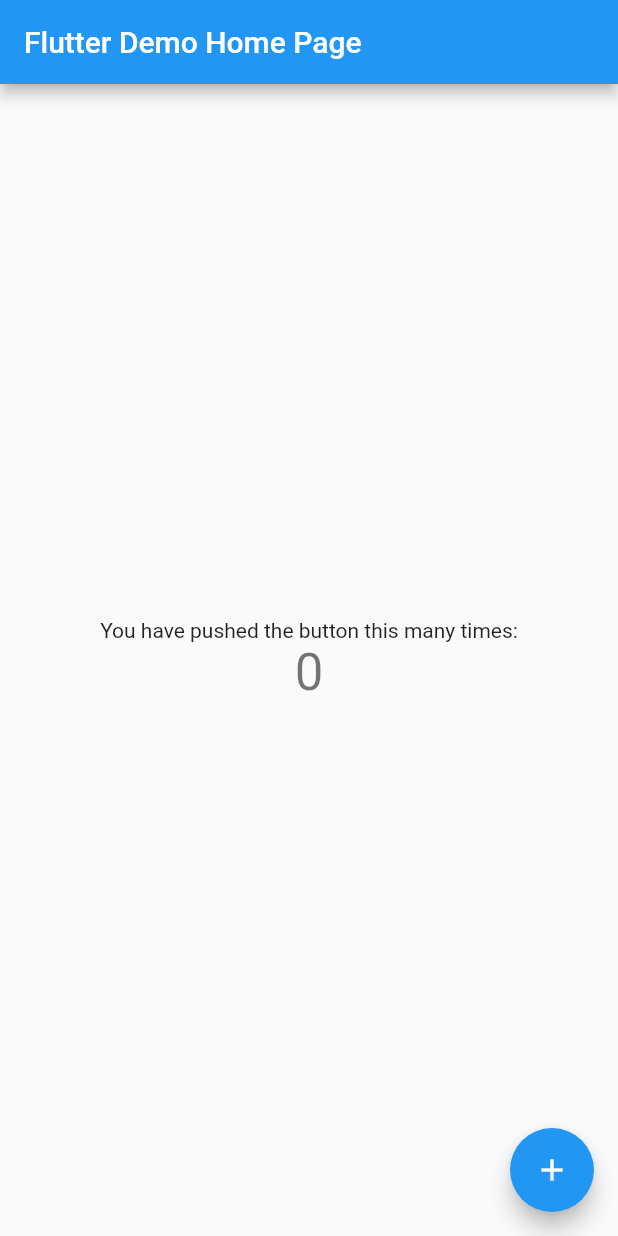
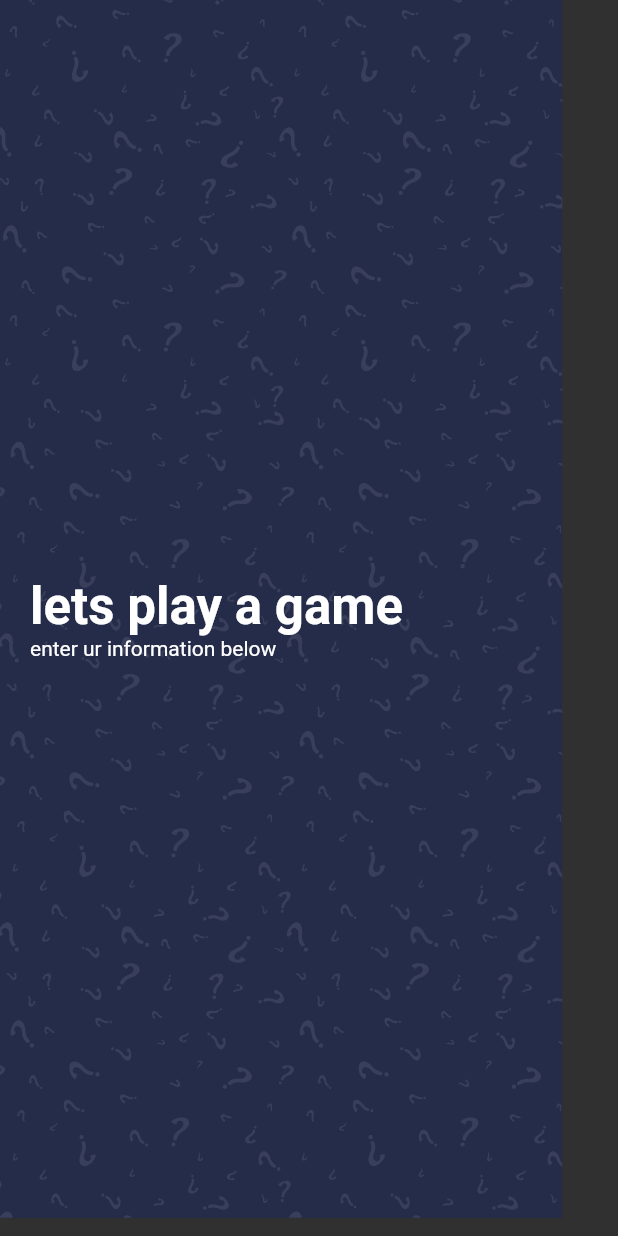
Before and after one commit to victorfrankenstein245/example-app, a Flutter app: the screen it shows after launch, on a phone screen of 412 x 824 dp. Run offline on Flutter 3.47's test engine with Material 2 defaults, Android fonts, the phone set to English and light mode, and no system bars; our stand-ins replace websafe_svg.

Commit message:
cover backgrond added

```diff
--- a/lib/main.dart
+++ b/lib/main.dart
@@ -1,113 +1,18 @@
 import 'package:flutter/material.dart';
+import 'package:flutter_example/screens/welcome/Welcome_screen.dart';
 
 void main() {
   runApp(MyApp());
 }
 
 class MyApp extends StatelessWidget {
-  // This widget is the root of your application.
   @override
   Widget build(BuildContext context) {
     return MaterialApp(
-      title: 'Flutter Demo',
-      theme: ThemeData(
-        // This is the theme of your application.
-        //
-        // Try running your application with "flutter run". You'll see the
-        // application has a blue toolbar. Then, without quitting the app, try
-        // changing the primarySwatch below to Colors.green and then invoke
-        // "hot reload" (press "r" in the console where you ran "flutter run",
-        // or simply save your changes to "hot reload" in a Flutter IDE).
-        // Notice that the counter didn't reset back to zero; the application
-        // is not restarted.
-        primarySwatch: Colors.blue,
-      ),
-      home: MyHomePage(title: 'Flutter Demo Home Page'),
+      title: "Quiz App",
+      debugShowCheckedModeBanner: false,
+      theme: ThemeData.dark(),
+      home: WelcomeScreen(),
     );
   }
 }
-
-class MyHomePage extends StatefulWidget {
-  MyHomePage({Key key, this.title}) : super(key: key);
-
-  // This widget is the home page of your application. It is stateful, meaning
-  // that it has a State object (defined below) that contains fields that affect
-  // how it looks.
-
-  // This class is the configuration for the state. It holds the values (in this
-  // case the title) provided by the parent (in this case the App widget) and
-  // used by the build method of the State. Fields in a Widget subclass are
-  // always marked "final".
-
-  final String title;
-
-  @override
-  _MyHomePageState createState() => _MyHomePageState();
-}
-
-class _MyHomePageState extends State<MyHomePage> {
-  int _counter = 0;
-
-  void _incrementCounter() {
-    setState(() {
-      // This call to setState tells the Flutter framework that something has
-      // changed in this State, which causes it to rerun the build method below
-      // so that the display can reflect the updated values. If we changed
-      // _counter without calling setState(), then the build method would not be
-      // called again, and so nothing would appear to happen.
-      _counter++;
-    });
-  }
-
-  @override
-  Widget build(BuildContext context) {
-    // This method is rerun every time setState is called, for instance as done
-    // by the _incrementCounter method above.
-    //
-    // The Flutter framework has been optimized to make rerunning build methods
-    // fast, so that you can just rebuild anything that needs updating rather
-    // than having to individually change instances of widgets.
-    return Scaffold(
-      appBar: AppBar(
-        // Here we take the value from the MyHomePage object that was created by
-        // the App.build method, and use it to set our appbar title.
-        title: Text(widget.title),
-      ),
-      body: Center(
-        // Center is a layout widget. It takes a single child and positions it
-        // in the middle of the parent.
-        child: Column(
-          // Column is also a layout widget. It takes a list of children and
-          // arranges them vertically. By default, it sizes itself to fit its
-          // children horizontally, and tries to be as tall as its parent.
-          //
-          // Invoke "debug painting" (press "p" in the console, choose the
-          // "Toggle Debug Paint" action from the Flutter Inspector in Android
-          // Studio, or the "Toggle Debug Paint" command in Visual Studio Code)
-          // to see the wireframe for each widget.
-          //
-          // Column has various properties to control how it sizes itself and
-          // how it positions its children. Here we use mainAxisAlignment to
-          // center the children vertically; the main axis here is the vertical
-          // axis because Columns are vertical (the cross axis would be
-          // horizontal).
-          mainAxisAlignment: MainAxisAlignment.center,
-          children: <Widget>[
-            Text(
-              'You have pushed the button this many times:',
-            ),
-            Text(
-              '$_counter',
-              style: Theme.of(context).textTheme.headline4,
-            ),
-          ],
-        ),
-      ),
-      floatingActionButton: FloatingActionButton(
-        onPressed: _incrementCounter,
-        tooltip: 'Increment',
-        child: Icon(Icons.add),
-      ), // This trailing comma makes auto-formatting nicer for build methods.
-    );
-  }
-}
--- /dev/null
+++ b/lib/screens/welcome/Welcome_screen.dart
@@ -0,0 +1,32 @@
+import 'package:flutter/material.dart';
+import 'package:flutter_example/screens/Constants.dart';
+import 'package:websafe_svg/websafe_svg.dart';
+
+class WelcomeScreen extends StatelessWidget {
+  @override
+  Widget build(BuildContext context) {
+    return Scaffold(
+      body: Stack(children: [
+        WebsafeSvg.asset("assets/icons/bg.svg"),
+        SafeArea(
+          child: Padding(
+            padding: const EdgeInsets.symmetric(horizontal: kDefaultPadding),
+            child: Column(
+              crossAxisAlignment: CrossAxisAlignment.start,
+              children: [
+                Spacer(),
+                Text(
+                  "lets play a game",
+                  style: Theme.of(context).textTheme.headline4.copyWith(
+                      color: Colors.white, fontWeight: FontWeight.bold),
+                ),
+                Text("enter ur information below"),
+                Spacer()
+              ],
+            ),
+          ),
+        )
+      ]),
+    );
+  }
+}
```
Also changed, not shown: pubspec.yaml (+5 -2 lines), assets/icons/bg.svg (added), assets/icons/clock.svg (added), pubspec.lock.
